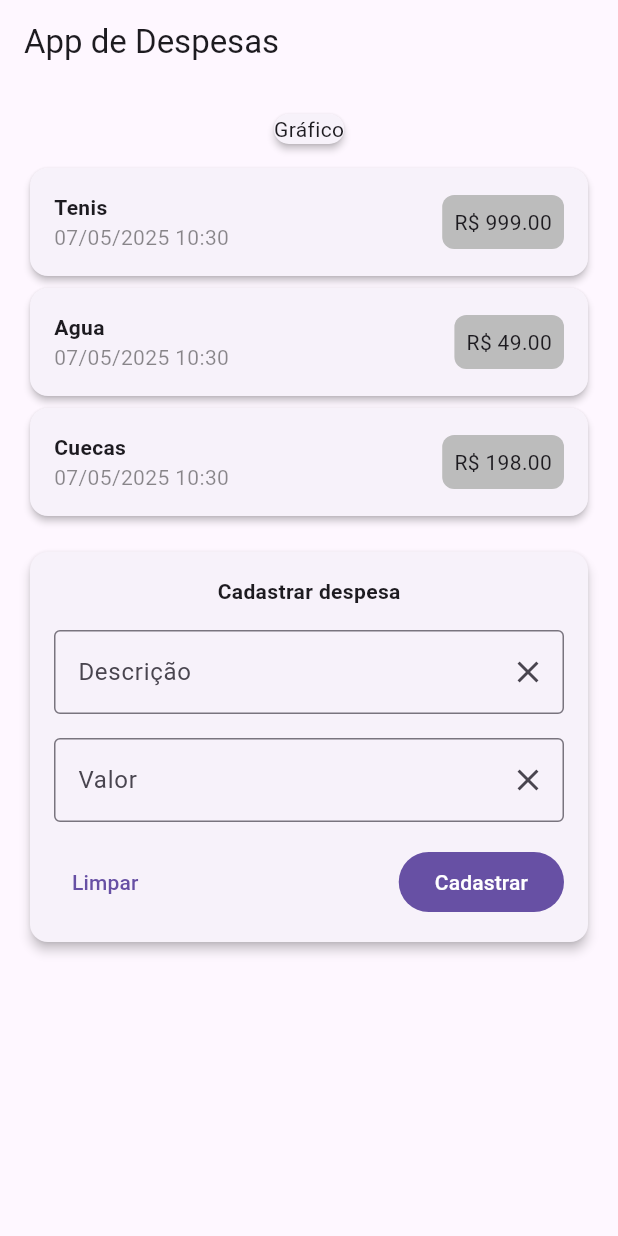
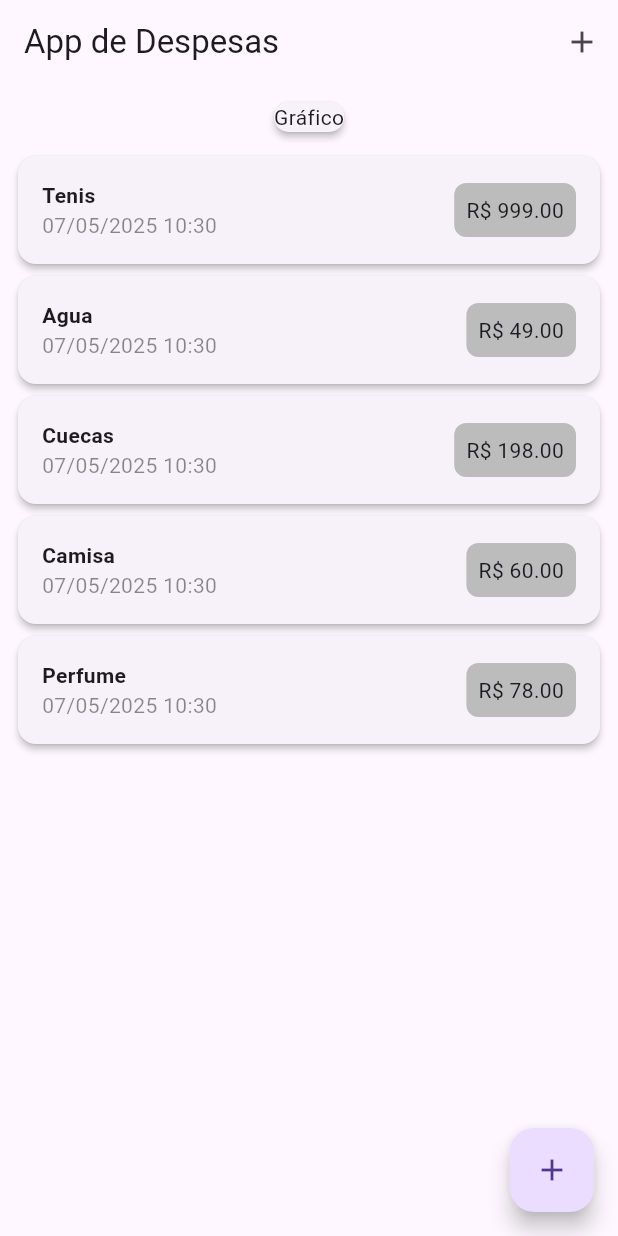
Before and after one commit to gelsoniezzi/cursoFlutter, a Flutter app: the screen it shows after launch, on a phone screen of 412 x 824 dp. Run offline on Flutter 3.47's test engine with Material 3 defaults, Android fonts, the phone set to English and light mode, and no system bars.

Commit message:
Refatoração para exibir modal TransactionForm

```diff
--- a/expenses_alone/lib/components/transaction_form.dart
+++ b/expenses_alone/lib/components/transaction_form.dart
@@ -8,7 +8,7 @@ class TransactionForm extends StatelessWidget {
 
   final void Function(String, double) onSubmit; //variável do tipo função que recebe dois parametros
 
-  TransactionForm(this.onSubmit); //a função é recebida como parâmetro do construtor
+  TransactionForm(this.onSubmit, {super.key}); //a função é recebida como parâmetro do construtor
 
   @override
   Widget build(BuildContext context) {
@@ -16,7 +16,7 @@ class TransactionForm extends StatelessWidget {
               child: Card(
                 elevation: 3.0,
                 child: Container(
-                  padding: EdgeInsets.all(16),
+                  padding: const EdgeInsets.all(16),
                   child: Column(
 
                     children: <Widget>[
@@ -24,7 +24,7 @@ class TransactionForm extends StatelessWidget {
                         style: TextStyle(
                           fontWeight: FontWeight.bold),
                       ),
-                      SizedBox(height: 16,),
+                      const SizedBox(height: 16,),
                       TextField(
                         // onChanged: (newValue) => title = newValue, // essa abordagem é valida para utilização com a variável title e value (que está comentada)
                         controller: titleController,
@@ -38,6 +38,7 @@ class TransactionForm extends StatelessWidget {
                       const SizedBox(height: 16,),
                       TextField(
                         controller: valueController,
+                        keyboardType: TextInputType.number,
                         // onChanged: (newValue) => value = newValue, // essa abordagem é valida para utilização com a variável title e value (que está comentada)
                         decoration: const InputDecoration(
                           suffixIcon: Icon(Icons.clear),
@@ -51,7 +52,10 @@ class TransactionForm extends StatelessWidget {
                         child: Row(
                           mainAxisAlignment: MainAxisAlignment.spaceBetween,
                           children: <Widget>[
-                            TextButton(onPressed: () {}, child: const Text("Limpar")),
+                            TextButton(onPressed: () {
+                              titleController.clear();
+                              valueController.clear();
+                            }, child: const Text("Limpar")),
                             FilledButton(onPressed: () {
                               final title = titleController.text;
                               final value = double.tryParse(valueController.text) ?? 0.0; // pega-se as informações do controller e as trata.
--- a/expenses_alone/lib/components/transaction_list.dart
+++ b/expenses_alone/lib/components/transaction_list.dart
@@ -7,7 +7,7 @@ class TransactionList extends StatelessWidget {
 
   final List<Transaction> transactions;
 
-  TransactionList(this.transactions);
+  const TransactionList(this.transactions, {super.key});
 
 
 
@@ -21,7 +21,7 @@ class TransactionList extends StatelessWidget {
                       elevation: 2.0,
                       child:
                         Container(
-                          padding: EdgeInsets.all(16),
+                          padding: const EdgeInsets.all(16),
                           child: Row(
 
                             mainAxisAlignment: MainAxisAlignment.spaceBetween,
@@ -30,15 +30,15 @@ class TransactionList extends StatelessWidget {
                                 crossAxisAlignment: CrossAxisAlignment.start,
                                 children: [
                                   Text(
-                                    "${d.title}", style: const TextStyle(fontWeight: FontWeight.bold),),
+                                    d.title, style: const TextStyle(fontWeight: FontWeight.bold),),
                                   Text(
-                                    DateFormat('dd/MM/yyyy HH:mm').format(d.date), style: TextStyle(color: Colors.black45)),
+                                    DateFormat('dd/MM/yyyy HH:mm').format(d.date), style: const TextStyle(color: Colors.black45)),
                                 ],
                               ),
                               Container(
-                                padding: EdgeInsets.all(8),
+                                padding: const EdgeInsets.all(8),
 
-                                decoration: BoxDecoration(color: const Color.fromARGB(255, 188, 188, 188), borderRadius: BorderRadius.all(Radius.circular(8))),
+                                decoration: const BoxDecoration(color: Color.fromARGB(255, 188, 188, 188), borderRadius: BorderRadius.all(Radius.circular(8))),
                                 child: Text("R\$ ${d.value.toStringAsFixed(2)}"),
 
 
--- a/expenses_alone/lib/components/transaction_user.dart
+++ b/expenses_alone/lib/components/transaction_user.dart
@@ -7,6 +7,8 @@ import 'package:expenses_alone/components/transaction_list.dart';
 
 
 class TransactionUser extends StatefulWidget {
+  const TransactionUser({super.key});
+
   //const TransactionUser({super.key});
 
   @override
@@ -15,18 +17,12 @@ class TransactionUser extends StatefulWidget {
 
 class _TransactionUserState extends State<TransactionUser> {
 
-  final _despesas = [
-    Transaction(id: "e1", title: "Tenis", value: 999.00, date:DateTime.now()),
-    Transaction(id: "e2", title: "Agua", value: 49.00, date:DateTime.now()),
-    Transaction(id: "e3", title: "Cuecas", value: 198.00, date:DateTime.now()),
-    //Transaction(id: "e4", title: "Camisa", value: 60.00, date:DateTime.now()),
-    //Transaction(id: "e5", title: "Perfume", value: 78.00, date:DateTime.now()),
-  ];
+
 
   _addTransaction(String title, double value) {
     // Instanciar uma transaction
 
-    final newTransaction = new Transaction(
+    final newTransaction = Transaction(
       id: Random().nextDouble().toString(),
       title: title,
       value: value,
@@ -41,9 +37,8 @@ class _TransactionUserState extends State<TransactionUser> {
   @override
   Widget build(BuildContext context) {
     return Column(children: [
-        TransactionList(_despesas),
-        SizedBox(height: 16.0),
-        TransactionForm(_addTransaction)
+
+
       ],
     );
   }
--- a/expenses_alone/lib/main.dart
+++ b/expenses_alone/lib/main.dart
@@ -1,49 +1,96 @@
-import 'package:expenses_alone/components/transaction_user.dart';
+// import 'package:expenses_alone/components/transaction_user.dart';
 import 'package:flutter/material.dart';
+import 'package:expenses_alone/models/transaction.dart';
+import 'package:expenses_alone/components/transaction_form.dart';
+import 'package:expenses_alone/components/transaction_list.dart';
 
+import 'dart:math';
 
-
-void main () =>  runApp(const ExpensesApp());
-
+void main() => runApp(const ExpensesApp());
 
 class ExpensesApp extends StatelessWidget {
   const ExpensesApp({super.key});
 
   @override
-  Widget build(BuildContext context){
+  Widget build(BuildContext context) {
     return MaterialApp(
       title: "Despesas App",
+      debugShowCheckedModeBanner: false,
       home: Home(),
     );
   }
 }
 
-class Home extends StatelessWidget {
-  Home({super.key});
-
-  //Estava funcionando assim, o que está errado
-  // 101. Usando TextField #02 - https://www.udemy.com/course/curso-flutter/learn/lecture/17953636#overview
-  //String? title;
-  //String? value;
-
-
-
-
+class Home extends StatefulWidget {
+  const Home({super.key});
 
 
   @override
-  Widget build(BuildContext context){
+  State<Home> createState() => _HomeState();
+}
+
+class _HomeState extends State<Home> {
+  _openModalTransactionForm(BuildContext context) {
+    showModalBottomSheet(
+      context: context,
+      builder: (ctx) {
+        return TransactionForm(_addTransaction);
+      },
+    );
+  }
+
+  final _despesas = [
+    Transaction(id: "e1", title: "Tenis", value: 999.00, date:DateTime.now()),
+    Transaction(id: "e2", title: "Agua", value: 49.00, date:DateTime.now()),
+    Transaction(id: "e3", title: "Cuecas", value: 198.00, date:DateTime.now()),
+    Transaction(id: "e4", title: "Camisa", value: 60.00, date:DateTime.now()),
+    Transaction(id: "e5", title: "Perfume", value: 78.00, date:DateTime.now()),
+  ];
+
+  _addTransaction(String title, double value) {
+    // Instanciar uma transaction
+
+    final newTransaction = Transaction(
+      id: Random().nextDouble().toString(),
+      title: title,
+      value: value,
+      date: DateTime.now()
+    );
+
+    setState(() {
+      _despesas.add(newTransaction);
+    });
+  }
+
+
+  @override
+  Widget build(BuildContext context) {
     return Scaffold(
-      appBar: AppBar(title: Text("App de Despesas"), ),
+      appBar: AppBar(
+        title: const Text("App de Despesas"),
+        actions: <Widget>[
+          IconButton(onPressed: () {}, icon: Icon(Icons.add)),
+        ],
+      ),
       body: Container(
-        padding: EdgeInsets.all(16.0),
-        child: Column(
-          children: <Widget>[
-            Card(child: Text("Gráfico"), elevation: 2.0,),
-            SizedBox(height: 8,),
-            TransactionUser(),
-          ],
+        margin: const EdgeInsets.all(8),
+        //padding: const EdgeInsets.all(16.0),
+        child: SingleChildScrollView(
+          child: Column(
+            children: <Widget>[
+              const Card(
+                elevation: 2.0,
+                child: Text("Gráfico"),
+              ),
+              const SizedBox(height: 8.0),
+              TransactionList(_despesas),
+            ],
+          ),
         ),
+      ),
+      floatingActionButton: FloatingActionButton(
+        child: Icon(Icons.add),
+        onPressed: () => _openModalTransactionForm(context),
       ),
     );
   }
```
